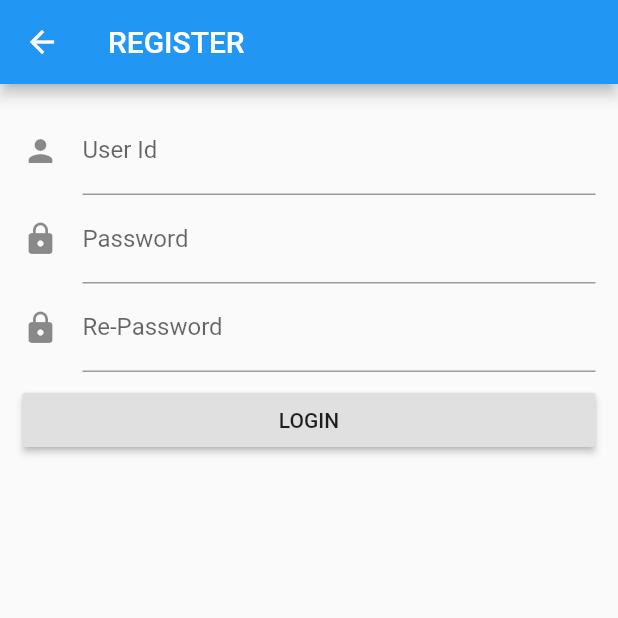
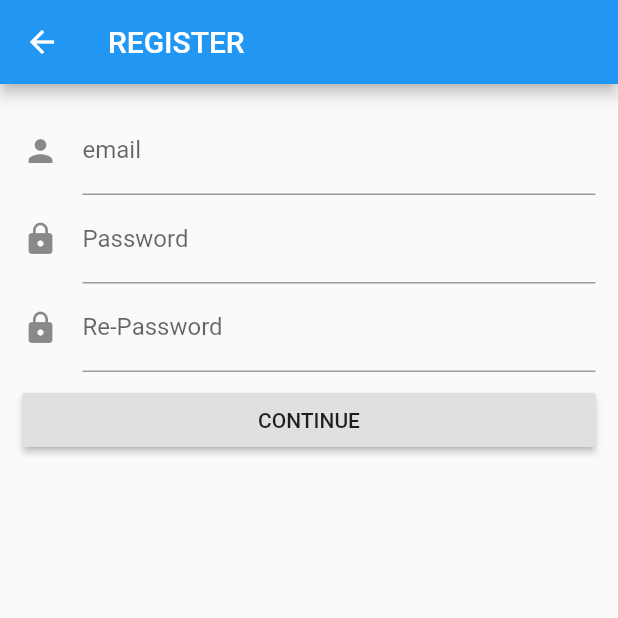
Before and after one commit to ttaitana/flutter_assignment, a Flutter app: the screen it shows after launch, after a tap on "LOGIN", after a tap on "Register New Account", on a phone screen of 412 x 824 dp, the top half of it. Run offline on Flutter 3.47's test engine with Material 2 defaults, Android fonts, the phone set to English and light mode, and no system bars.

Commit message:
complete code Assignment(not sure about tabbar)

```diff
--- a/lib/components/loginPage.dart
+++ b/lib/components/loginPage.dart
@@ -1,5 +1,4 @@
 import 'package:flutter/material.dart';
-import './register.dart';
 
 class LoginPage extends StatefulWidget {
   @override
@@ -11,11 +10,18 @@ class LoginPage extends StatefulWidget {
 
 class LoginPageState extends State<LoginPage> {
   final _formKey = GlobalKey<FormState>();
+  TextFormField user;
+  TextEditingController _controllerUser = TextEditingController();
+  TextFormField password;
+  TextEditingController _controllerPsw = TextEditingController();
+
   @override
   Widget build(BuildContext context) {
     // TODO: implement build
     return Scaffold(
-      body: Form(
+      body: Padding(
+        padding: const EdgeInsets.all(30),
+        child: Form(
           key: _formKey,
           child: ListView(
             children: <Widget>[
@@ -23,29 +29,36 @@ class LoginPageState extends State<LoginPage> {
                 'resources/flutter-logo.png',
                 height: 100,
               ),
-            TextFormField(
+              user = TextFormField(
+                  controller: _controllerUser,
                   decoration: InputDecoration(
                       labelText: 'User Id',
                       hintText: 'Please enter user id',
                       icon: Icon(Icons.person)),
                   keyboardType: TextInputType.emailAddress,
-                onSaved: (value) => print(value),
                   validator: (value) {
                     if (value.isEmpty) {
                       return 'Please enter user id';
+                    }else if (_controllerUser.text == 'admin' && _controllerPsw.text == 'admin') {
+                      return 'User หรือ Password ไม่ถูกต้อง';
                     }
+                    // }else if(value == 'admin' && password == 'admin'){
+                    //   return 'User หรือ Password ไม่ถูกต้อง';
+                    // }
                   }),
-            TextFormField(
+              password = TextFormField(
+                  controller: _controllerPsw,
                   decoration: InputDecoration(
                       labelText: 'Password',
                       hintText: 'Please input your password',
                       icon: Icon(Icons.lock)),
                   obscureText: true,
                   keyboardType: TextInputType.text,
-                onSaved: (value) => print(value),
                   validator: (value) {
                     if (value.isEmpty) {
                       return 'Please enter password';
+                    } else if (_controllerUser.text == 'admin' && _controllerPsw.text == 'admin') {
+                      return 'User หรือ Password ไม่ถูกต้อง';
                     }
                   }),
               Padding(
@@ -54,28 +67,35 @@ class LoginPageState extends State<LoginPage> {
                   child: Text('LOGIN'),
                   onPressed: () {
                     if (_formKey.currentState.validate()) {
-                    Scaffold.of(context).showSnackBar(
-                        SnackBar(content: Text('Process Data')));
+                      // Scaffold.of(context).showSnackBar(
+                      //     SnackBar(content: Text('Process Data')));
+                      Navigator.pushNamed(context, '/home');
                     }
                   },
                 ),
               ),
-            Padding(
-              padding: const EdgeInsets.only(top: 8.0),
-              child: Row(
+              Row(
                 mainAxisAlignment: MainAxisAlignment.end,
                 children: <Widget>[
-                  InkWell(
+                  // InkWell(
+                  //   child: Text('Register New Account'),
+                  //   highlightColor: Colors.orange,
+                  //   onTap: (){
+                  //     Navigator.pushNamed(context, '/register');
+                  //   },
+                  // ),
+                  FlatButton(
+                    padding: EdgeInsets.only(right: 0),
                     child: Text('Register New Account'),
-                    highlightColor: Colors.orange,
-                    onTap: (){
+                    textColor: Color.fromRGBO(24, 178, 140, 1),
+                    onPressed: () {
                       Navigator.pushNamed(context, '/register');
                     },
                   )
                 ],
-              ),
               )
             ],
+          ),
         ),
       ),
     );
--- a/lib/components/register.dart
+++ b/lib/components/register.dart
@@ -9,6 +9,15 @@ class Registation extends StatefulWidget {
 
 class RegistationState extends State<Registation> {
   final _regisKey = GlobalKey<FormState>();
+  TextFormField user;
+  TextEditingController _controllerUser = TextEditingController();
+
+  TextFormField psw;
+  TextEditingController _controllerPsw = TextEditingController();
+
+  TextFormField pswRe;
+  TextEditingController _controllerPswRe = TextEditingController();
+
   @override
   Widget build(BuildContext context) {
     return Scaffold(
@@ -18,54 +27,62 @@ class RegistationState extends State<Registation> {
       body: Padding(
         padding: const EdgeInsets.all(15.0),
         child: Form(
+          key: _regisKey,
           child: ListView(
             children: <Widget>[
-              TextFormField(
+              user = TextFormField(
+                  controller: _controllerUser,
                   decoration: InputDecoration(
-                      labelText: 'User Id',
+                      labelText: 'email',
                       // hintText: 'Please enter user id',
                       icon: Icon(Icons.person)),
                   keyboardType: TextInputType.emailAddress,
-                  onSaved: (value) => print(value),
                   validator: (value) {
                     if (value.isEmpty) {
                       return 'กรุณาระบุข้อมูลให้ครบถ้วน';
+                    } else if (_controllerUser.text == 'admin') {
+                      return 'user นี้มีอยู่ในระบบแล้ว';
                     }
                   }),
-              TextFormField(
+              psw = TextFormField(
+                  controller: _controllerPsw,
                   decoration: InputDecoration(
                       labelText: 'Password',
                       hintText: 'Please input your password',
                       icon: Icon(Icons.lock)),
                   obscureText: true,
                   keyboardType: TextInputType.text,
-                  onSaved: (value) => print(value),
                   validator: (value) {
                     if (value.isEmpty) {
                       return 'Please enter password';
+                    }else if (_controllerPsw.text != _controllerPswRe.text) {
+                      return 'Password ไม่ตรงกัน';
                     }
                   }),
-              TextFormField(
+              pswRe = TextFormField(
+                  controller: _controllerPswRe,
                   decoration: InputDecoration(
                       labelText: 'Re-Password',
                       hintText: 'Please input your password',
                       icon: Icon(Icons.lock)),
                   obscureText: true,
                   keyboardType: TextInputType.text,
-                  onSaved: (value) => print(value),
                   validator: (value) {
                     if (value.isEmpty) {
                       return 'Please enter password';
+                    } else if (_controllerPsw.text != _controllerPswRe.text) {
+                      return 'Password ไม่ตรงกัน';
                     }
                   }),
               Padding(
                   padding: const EdgeInsets.only(top: 8.0),
                   child: RaisedButton(
-                  child: Text('LOGIN'),
+                    child: Text('CONTINUE'),
                     onPressed: () {
                       if (_regisKey.currentState.validate()) {
-                      Scaffold.of(context).showSnackBar(
-                          SnackBar(content: Text('Process Data')));
+                        // Scaffold.of(context).showSnackBar(
+                        //     SnackBar(content: Text('Process Data')));
+                        Navigator.pop(context);
                       }
                     },
                   )),
--- a/lib/main.dart
+++ b/lib/main.dart
@@ -1,6 +1,7 @@
 import 'package:flutter/material.dart';
 import 'package:flutter_assignment/components/loginPage.dart';
 import 'package:flutter_assignment/components/register.dart';
+import 'package:flutter_assignment/components/mainPage.dart';
 
 void main() => runApp(MyApp());
 
@@ -9,7 +10,7 @@ class MyApp extends StatelessWidget {
   @override
   Widget build(BuildContext context) {
     return MaterialApp(
-      title: 'Flutter Demo',
+      title: "Assgiment",
       theme: ThemeData(
         // This is the theme of your application.
         //
@@ -26,6 +27,7 @@ class MyApp extends StatelessWidget {
       routes: {
       '/' : (context) => LoginPage(),
       '/register' : (context) => Registation(),
+      '/home': (context) => MainPage()
       },
     );
   }
```
Also changed, not shown: lib/components/mainPage.dart (added, +64 -0 lines), lib/components/tabs/Map.dart (added, +25 -0 lines), lib/components/tabs/Notify.dart (added, +25 -0 lines), lib/components/tabs/Profile.dart (added, +25 -0 lines), lib/components/tabs/Setup.dart (added, +25 -0 lines), lib/components/tabs/home.dart (added, +25 -0 lines). Lines whose indentation alone changed are shown as unchanged.
